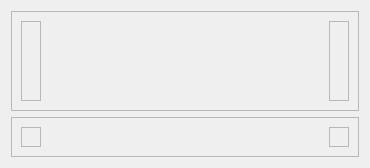
Before: the Qt Designer form CaX/widget/formTop/infoservice.ui in fsest4u/CaX_03, drawn with Qt 5.
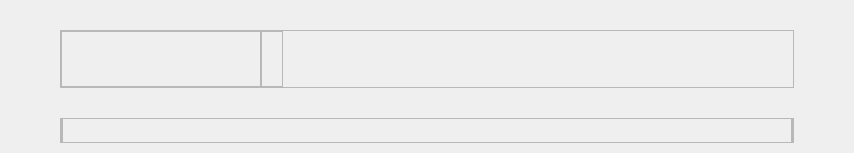
After: the same form once the commit is applied.

Commit message: apply design infoservice

Diff of the .ui file:
```diff
--- a/CaX/widget/formTop/infoservice.ui
+++ b/CaX/widget/formTop/infoservice.ui
@@ -6,14 +6,29 @@
    <rect>
     <x>0</x>
     <y>0</y>
-    <width>370</width>
-    <height>164</height>
+    <width>854</width>
+    <height>153</height>
    </rect>
   </property>
   <property name="windowTitle">
    <string>Form</string>
   </property>
   <layout class="QVBoxLayout" name="verticalLayout">
+   <property name="spacing">
+    <number>0</number>
+   </property>
+   <property name="leftMargin">
+    <number>60</number>
+   </property>
+   <property name="topMargin">
+    <number>30</number>
+   </property>
+   <property name="rightMargin">
+    <number>60</number>
+   </property>
+   <property name="bottomMargin">
+    <number>10</number>
+   </property>
    <item>
     <widget class="QFrame" name="frame_2">
      <property name="frameShape">
@@ -23,18 +38,33 @@
       <enum>QFrame::Raised</enum>
      </property>
      <layout class="QHBoxLayout" name="horizontalLayout">
+      <property name="spacing">
+       <number>0</number>
+      </property>
+      <property name="leftMargin">
+       <number>0</number>
+      </property>
+      <property name="topMargin">
+       <number>0</number>
+      </property>
+      <property name="rightMargin">
+       <number>0</number>
+      </property>
+      <property name="bottomMargin">
+       <number>0</number>
+      </property>
       <item>
        <widget class="QFrame" name="frameFormTitle">
         <property name="minimumSize">
          <size>
-          <width>0</width>
-          <height>80</height>
+          <width>200</width>
+          <height>56</height>
          </size>
         </property>
         <property name="maximumSize">
          <size>
-          <width>16777215</width>
-          <height>80</height>
+          <width>200</width>
+          <height>56</height>
          </size>
         </property>
         <property name="font">
@@ -51,7 +81,62 @@
         <property name="frameShadow">
          <enum>QFrame::Raised</enum>
         </property>
-        <layout class="QGridLayout" name="gridLayoutFormTitle"/>
+        <layout class="QGridLayout" name="gridLayoutFormTitle">
+         <property name="leftMargin">
+          <number>0</number>
+         </property>
+         <property name="topMargin">
+          <number>0</number>
+         </property>
+         <property name="rightMargin">
+          <number>0</number>
+         </property>
+         <property name="bottomMargin">
+          <number>0</number>
+         </property>
+         <property name="spacing">
+          <number>0</number>
+         </property>
+        </layout>
+       </widget>
+      </item>
+      <item>
+       <widget class="QFrame" name="frameFormPlay">
+        <property name="minimumSize">
+         <size>
+          <width>0</width>
+          <height>56</height>
+         </size>
+        </property>
+        <property name="maximumSize">
+         <size>
+          <width>16777215</width>
+          <height>56</height>
+         </size>
+        </property>
+        <property name="frameShape">
+         <enum>QFrame::StyledPanel</enum>
+        </property>
+        <property name="frameShadow">
+         <enum>QFrame::Raised</enum>
+        </property>
+        <layout class="QGridLayout" name="gridLayoutFormPlay">
+         <property name="leftMargin">
+          <number>10</number>
+         </property>
+         <property name="topMargin">
+          <number>0</number>
+         </property>
+         <property name="rightMargin">
+          <number>10</number>
+         </property>
+         <property name="bottomMargin">
+          <number>0</number>
+         </property>
+         <property name="spacing">
+          <number>0</number>
+         </property>
+        </layout>
        </widget>
       </item>
       <item>
@@ -67,20 +152,25 @@
         </property>
        </spacer>
       </item>
-      <item>
-       <widget class="QFrame" name="frameFormPlay">
-        <property name="frameShape">
-         <enum>QFrame::StyledPanel</enum>
-        </property>
-        <property name="frameShadow">
-         <enum>QFrame::Raised</enum>
-        </property>
-        <layout class="QGridLayout" name="gridLayoutFormPlay"/>
-       </widget>
-      </item>
      </layout>
     </widget>
    </item>
+   <item>
+    <spacer name="verticalSpacer">
+     <property name="orientation">
+      <enum>Qt::Vertical</enum>
+     </property>
+     <property name="sizeType">
+      <enum>QSizePolicy::Fixed</enum>
+     </property>
+     <property name="sizeHint" stdset="0">
+      <size>
+       <width>20</width>
+       <height>30</height>
+      </size>
+     </property>
+    </spacer>
+   </item>
    <item>
     <widget class="QFrame" name="frame_7">
      <property name="frameShape">
@@ -90,6 +180,21 @@
       <enum>QFrame::Raised</enum>
      </property>
      <layout class="QHBoxLayout" name="horizontalLayout_3">
+      <property name="spacing">
+       <number>0</number>
+      </property>
+      <property name="leftMargin">
+       <number>0</number>
+      </property>
+      <property name="topMargin">
+       <number>0</number>
+      </property>
+      <property name="rightMargin">
+       <number>0</number>
+      </property>
+      <property name="bottomMargin">
+       <number>0</number>
+      </property>
       <item>
        <widget class="QFrame" name="frameFormClassify">
         <property name="frameShape">
@@ -98,7 +203,23 @@
         <property name="frameShadow">
          <enum>QFrame::Raised</enum>
         </property>
-        <layout class="QGridLayout" name="gridLayoutFormClassify"/>
+        <layout class="QGridLayout" name="gridLayoutFormClassify">
+         <property name="leftMargin">
+          <number>0</number>
+         </property>
+         <property name="topMargin">
+          <number>0</number>
+         </property>
+         <property name="rightMargin">
+          <number>0</number>
+         </property>
+         <property name="bottomMargin">
+          <number>0</number>
+         </property>
+         <property name="spacing">
+          <number>0</number>
+         </property>
+        </layout>
        </widget>
       </item>
       <item>
@@ -122,7 +243,23 @@
         <property name="frameShadow">
          <enum>QFrame::Raised</enum>
         </property>
-        <layout class="QGridLayout" name="gridLayoutFormSort"/>
+        <layout class="QGridLayout" name="gridLayoutFormSort">
+         <property name="leftMargin">
+          <number>0</number>
+         </property>
+         <property name="topMargin">
+          <number>0</number>
+         </property>
+         <property name="rightMargin">
+          <number>0</number>
+         </property>
+         <property name="bottomMargin">
+          <number>0</number>
+         </property>
+         <property name="spacing">
+          <number>0</number>
+         </property>
+        </layout>
        </widget>
       </item>
      </layout>
```
The commit also changes 15 other files.
